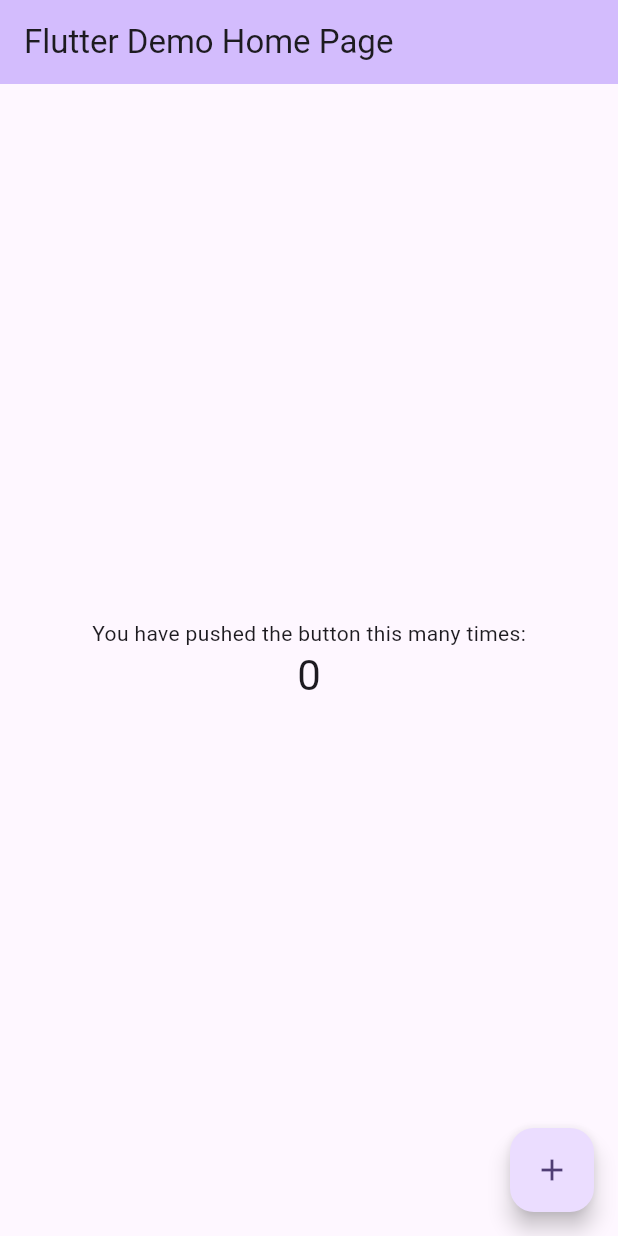
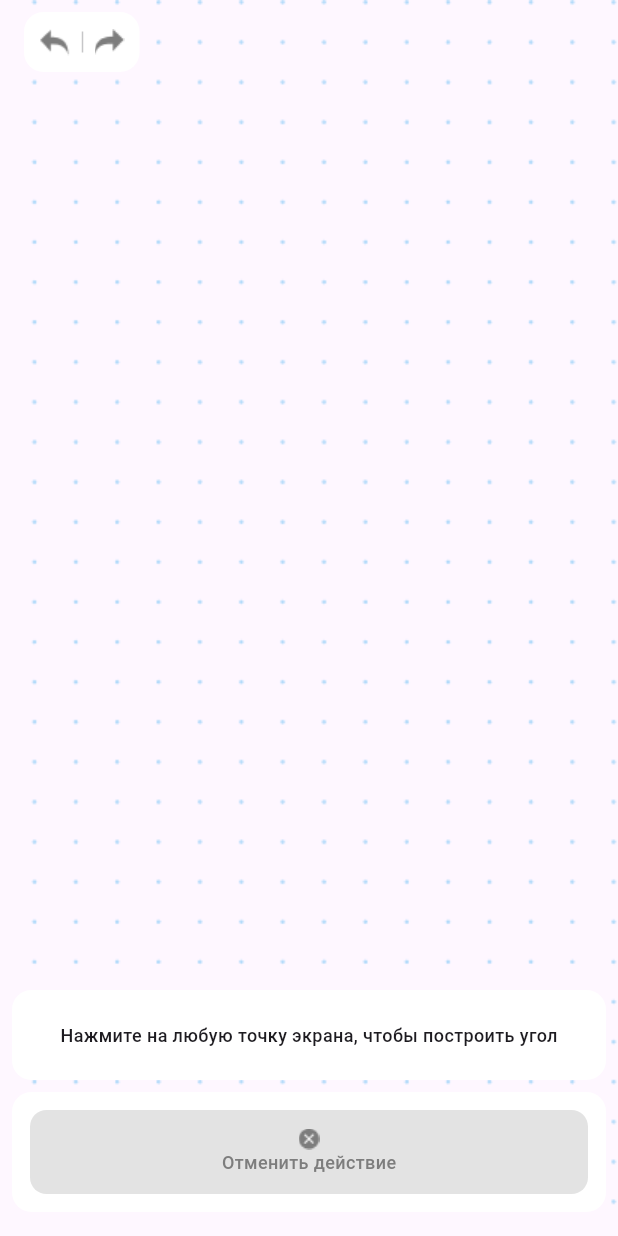
Before and after one commit to RinaZavr/painter, a Flutter app: the screen it shows after launch, on a phone screen of 412 x 824 dp. Run offline on Flutter 3.47's test engine with Material 3 defaults, Android fonts, the phone set to English and light mode, and no system bars.

Commit message:
Added painter

```diff
--- a/lib/main.dart
+++ b/lib/main.dart
@@ -1,4 +1,5 @@
 import 'package:flutter/material.dart';
+import 'package:painter/ui/painter/screens/painter_screen.dart';
 
 void main() {
   runApp(const MyApp());
@@ -7,119 +8,10 @@
 class MyApp extends StatelessWidget {
   const MyApp({super.key});
 
-  // This widget is the root of your application.
   @override
   Widget build(BuildContext context) {
     return MaterialApp(
-      title: 'Flutter Demo',
-      theme: ThemeData(
-        // This is the theme of your application.
-        //
-        // TRY THIS: Try running your application with "flutter run". You'll see
-        // the application has a purple toolbar. Then, without quitting the app,
-        // try changing the seedColor in the colorScheme below to Colors.green
-        // and then invoke "hot reload" (save your changes or press the "hot
-        // reload" button in a Flutter-supported IDE, or press "r" if you used
-        // the command line to start the app).
-        //
-        // Notice that the counter didn't reset back to zero; the application
-        // state is not lost during the reload. To reset the state, use hot
-        // restart instead.
-        //
-        // This works for code too, not just values: Most code changes can be
-        // tested with just a hot reload.
-        colorScheme: ColorScheme.fromSeed(seedColor: Colors.deepPurple),
-        useMaterial3: true,
-      ),
-      home: const MyHomePage(title: 'Flutter Demo Home Page'),
+      home: const PainterScreen(),
     );
   }
 }
-
-class MyHomePage extends StatefulWidget {
-  const MyHomePage({super.key, required this.title});
-
-  // This widget is the home page of your application. It is stateful, meaning
-  // that it has a State object (defined below) that contains fields that affect
-  // how it looks.
-
-  // This class is the configuration for the state. It holds the values (in this
-  // case the title) provided by the parent (in this case the App widget) and
-  // used by the build method of the State. Fields in a Widget subclass are
-  // always marked "final".
-
-  final String title;
-
-  @override
-  State<MyHomePage> createState() => _MyHomePageState();
-}
-
-class _MyHomePageState extends State<MyHomePage> {
-  int _counter = 0;
-
-  void _incrementCounter() {
-    setState(() {
-      // This call to setState tells the Flutter framework that something has
-      // changed in this State, which causes it to rerun the build method below
-      // so that the display can reflect the updated values. If we changed
-      // _counter without calling setState(), then the build method would not be
-      // called again, and so nothing would appear to happen.
-      _counter++;
-    });
-  }
-
-  @override
-  Widget build(BuildContext context) {
-    // This method is rerun every time setState is called, for instance as done
-    // by the _incrementCounter method above.
-    //
-    // The Flutter framework has been optimized to make rerunning build methods
-    // fast, so that you can just rebuild anything that needs updating rather
-    // than having to individually change instances of widgets.
-    return Scaffold(
-      appBar: AppBar(
-        // TRY THIS: Try changing the color here to a specific color (to
-        // Colors.amber, perhaps?) and trigger a hot reload to see the AppBar
-        // change color while the other colors stay the same.
-        backgroundColor: Theme.of(context).colorScheme.inversePrimary,
-        // Here we take the value from the MyHomePage object that was created by
-        // the App.build method, and use it to set our appbar title.
-        title: Text(widget.title),
-      ),
-      body: Center(
-        // Center is a layout widget. It takes a single child and positions it
-        // in the middle of the parent.
-        child: Column(
-          // Column is also a layout widget. It takes a list of children and
-          // arranges them vertically. By default, it sizes itself to fit its
-          // children horizontally, and tries to be as tall as its parent.
-          //
-          // Column has various properties to control how it sizes itself and
-          // how it positions its children. Here we use mainAxisAlignment to
-          // center the children vertically; the main axis here is the vertical
-          // axis because Columns are vertical (the cross axis would be
-          // horizontal).
-          //
-          // TRY THIS: Invoke "debug painting" (choose the "Toggle Debug Paint"
-          // action in the IDE, or press "p" in the console), to see the
-          // wireframe for each widget.
-          mainAxisAlignment: MainAxisAlignment.center,
-          children: <Widget>[
-            const Text(
-              'You have pushed the button this many times:',
-            ),
-            Text(
-              '$_counter',
-              style: Theme.of(context).textTheme.headlineMedium,
-            ),
-          ],
-        ),
-      ),
-      floatingActionButton: FloatingActionButton(
-        onPressed: _incrementCounter,
-        tooltip: 'Increment',
-        child: const Icon(Icons.add),
-      ), // This trailing comma makes auto-formatting nicer for build methods.
-    );
-  }
-}
--- /dev/null
+++ b/lib/ui/painter/screens/painter_screen.dart
@@ -0,0 +1,62 @@
+import 'package:flutter/material.dart';
+import 'package:painter/ui/painter/widgets/button_widget.dart';
+import 'package:painter/ui/painter/widgets/info_widget.dart';
+import 'package:painter/ui/painter/widgets/painter_widget.dart';
+
+class PainterScreen extends StatefulWidget {
+  const PainterScreen({super.key});
+
+  @override
+  State<PainterScreen> createState() => _PainterScreenState();
+}
+
+class _PainterScreenState extends State<PainterScreen> {
+  @override
+  Widget build(BuildContext context) {
+    return Scaffold(
+      floatingActionButtonLocation: FloatingActionButtonLocation.startTop,
+      floatingActionButton: Container(
+        margin: const EdgeInsets.only(top: 8),
+        padding: const EdgeInsets.symmetric(horizontal: 10, vertical: 8),
+        height: 40,
+        decoration: BoxDecoration(
+                  color: Colors.white,
+                  borderRadius: BorderRadius.circular(13),
+                ),
+        child: Row(
+          mainAxisSize: MainAxisSize.min,
+          children: [
+            GestureDetector(
+              onTap: () {},
+              child: Image.asset('assets/arrow_back.png',),
+            ),
+            const Padding(
+              padding: EdgeInsets.symmetric(vertical: 5),
+              child: VerticalDivider(
+                color: Color(0xFFC6C6C8),
+              ),
+            ),
+            GestureDetector(
+              onTap: () {},
+              child: Image.asset('assets/arrow_next.png',),
+            ),
+          ],
+        ),
+      ),
+      body: const Stack(
+        children: [
+          PainterWidget(),
+          Align(
+            alignment: Alignment.bottomCenter,
+            child: Column(
+              mainAxisSize: MainAxisSize.min,
+              children: [
+                InfoWidget(),
+                ButtonWidget(),
+              ],
+            )),
+        ],
+      ),
+    );
+  }
+}
--- /dev/null
+++ b/lib/ui/painter/widgets/button_widget.dart
@@ -0,0 +1,44 @@
+import 'package:flutter/material.dart';
+
+class ButtonWidget extends StatelessWidget {
+  const ButtonWidget({super.key});
+
+  @override
+  Widget build(BuildContext context) {
+    return Container(
+      decoration: BoxDecoration(
+        borderRadius: BorderRadius.circular(13),
+        color: Colors.white,
+      ),
+      height: 80,
+      margin: const EdgeInsets.only(left: 8, right: 8, bottom: 16),
+      padding: const EdgeInsets.all(12),
+      child: Center(
+        child: IconButton(
+          style: IconButton.styleFrom(
+            fixedSize: Size(double.maxFinite, double.maxFinite),
+            backgroundColor: Color(0xFFE3E3E3),
+            shape: RoundedRectangleBorder(
+              borderRadius: BorderRadius.circular(11),
+            ),
+          ),
+          onPressed: () {},
+          icon: Column(
+            mainAxisSize: MainAxisSize.min,
+            children: [
+              Image.asset('assets/close_icon.png',),
+              const Text(
+                'Отменить действие',
+                style: TextStyle(
+                  color: const Color(0xFF7D7D7D),
+                  fontSize: 12,
+                  fontWeight: FontWeight.w500,
+                ),
+              ),
+            ],
+          ),
+        ),
+      ),
+    );
+  }
+}
--- /dev/null
+++ b/lib/ui/painter/widgets/info_widget.dart
@@ -0,0 +1,27 @@
+import 'package:flutter/material.dart';
+
+class InfoWidget extends StatelessWidget {
+  const InfoWidget({super.key});
+
+  @override
+  Widget build(BuildContext context) {
+    return Container(
+      decoration: BoxDecoration(
+        borderRadius: BorderRadius.circular(13),
+        color: Colors.white,
+      ),
+      height: 60,
+      margin: const EdgeInsets.only(left: 8, right: 8, bottom: 8),
+      padding: const EdgeInsets.all(8),
+      child: const Center(
+        child: Text(
+          'Нажмите на любую точку экрана, чтобы построить угол',
+          style: TextStyle(
+            fontSize: 12,
+            fontWeight: FontWeight.w500,
+          ),
+        ),
+      ),
+    );
+  }
+}
--- /dev/null
+++ b/lib/ui/painter/widgets/painter_class.dart
@@ -0,0 +1,36 @@
+import 'package:flutter/material.dart';
+
+class LinePainter extends CustomPainter {
+  LinePainter({
+    required this.points
+  });
+  final List<List<Offset?>?> points;
+  List<Path> paths = [];
+
+  @override
+  void paint(Canvas canvas, Size size) {
+    Paint paint = Paint()
+      ..color = Colors.black
+      ..strokeWidth = 5
+      ..style = PaintingStyle.stroke
+      ..strokeCap = StrokeCap.round;
+    for (int i = 0; i < points.length - 1; i++) {
+      if (points[i] != null && points[i]?[0] != null && points[i]?[1] != null) {
+        Path path = Path()
+        ..moveTo(points[i]![0]!.dx, points[i]![0]!.dy)
+        ..arcToPoint(points[i]![1]!)
+        ..close();
+          // ..moveTo(points[i]![0]!.dx, points[i]![0]!.dy)
+          // ..lineTo(points[i]![1]!.dx, points[i]![1]!.dy)
+          // ..close();
+        paths.add(path);
+        canvas.drawPath(path, paint);
+        // canvas.drawLine(points[i]![0]!, points[i]![1]!,
+        //     paint);
+      }
+    }
+  }
+
+  @override
+  bool shouldRepaint(covariant CustomPainter oldDelegate) => true;
+}
--- /dev/null
+++ b/lib/ui/painter/widgets/painter_widget.dart
@@ -0,0 +1,100 @@
+import 'package:flutter/material.dart';
+import 'package:painter/ui/painter/widgets/painter_class.dart';
+
+class PainterWidget extends StatefulWidget {
+  const PainterWidget({super.key});
+
+  @override
+  State<PainterWidget> createState() => _PainterWidgetState();
+}
+
+class _PainterWidgetState extends State<PainterWidget> {
+  // Offset? start;
+  // Offset? end;
+  bool isDraw = false;
+  List<List<Offset>> points = [[]];
+  int count = 0;
+  Offset? painterOffset;
+  bool isFirstPoint = false;
+  List<Widget> dots = [];
+
+  @override
+  Widget build(BuildContext context) {
+    print('count: $count');
+    return Listener(
+      onPointerDown: (event) {
+        // points.add([]);
+        // if (points[count].isEmpty) {
+        if(isFirstPoint == false) {
+          setState(() {
+            points[count].add(event.position);
+            painterOffset = event.position;
+            isDraw = true;
+            isFirstPoint = true;
+            dots.add(addButton(event.position));
+            if(points.isNotEmpty && points[count].isNotEmpty) print('offset: ${points[count]}');
+          });
+        } else {
+          setState(() {
+            points[count].add(event.position);
+            dots.add(addButton(event.position));
+            painterOffset = event.position;
+            if(points.isNotEmpty && points[count].isNotEmpty) print('offset: ${points[count]}');
+            count++;
+            points.add([]);
+            points[count].add(points[count-1][1]);
+            if(points.isNotEmpty && points[count].isNotEmpty) print('offset: ${points[count]}');
+          });
+        }
+      },
+      child: Stack(
+        children: [
+          Container(
+            width: MediaQuery.of(context).size.width,
+            height: MediaQuery.of(context).size.height,
+            decoration: const BoxDecoration(
+              image: DecorationImage(
+                image: AssetImage(
+                  'assets/bg.png',
+                ),
+                fit: BoxFit.fill,
+              ),
+            ),
+            child: CustomPaint(
+              painter: LinePainter(
+                points: points),
+            ),
+          ),
+          if(dots.isNotEmpty)
+            for(Widget dot in dots)
+              dot,
+          if (isDraw && painterOffset != null)
+            Positioned(
+              left: painterOffset!.dx - 20,
+              top: painterOffset!.dy - 20,
+              child: Image.asset('assets/painter.png'),
+            ),
+        ],
+      ),
+    );
+  }
+
+  Widget addButton(Offset point) {
+    // if(points.isNotEmpty) {
+    //   for (int i = 0; i < points.length; i++) {
+    //     if(points[i].isNotEmpty) {
+          // dots.add(
+            return Positioned(
+              left: point.dx - 8,
+              top: point.dy - 8,
+              child: Image.asset(
+                'assets/dot.png',
+              )
+            );
+          // );
+    //     }
+    //   }
+    // }
+    // return dots;
+  }
+}
--- a/pubspec.yaml
+++ b/pubspec.yaml
@@ -59,8 +59,8 @@ flutter:
   uses-material-design: true
 
   # To add assets to your application, add an assets section, like this:
-  # assets:
-  #   - images/a_dot_burr.jpeg
+  assets:
+    - assets/
   #   - images/a_dot_ham.jpeg
 
   # An image asset can refer to one or more resolution-specific "variants", see
```
Also changed, not shown: assets/arrow_back.png (added), assets/arrow_next.png (added), assets/bg.png (added), assets/close_icon.png (added), assets/dot.png (added), assets/painter.png (added).
